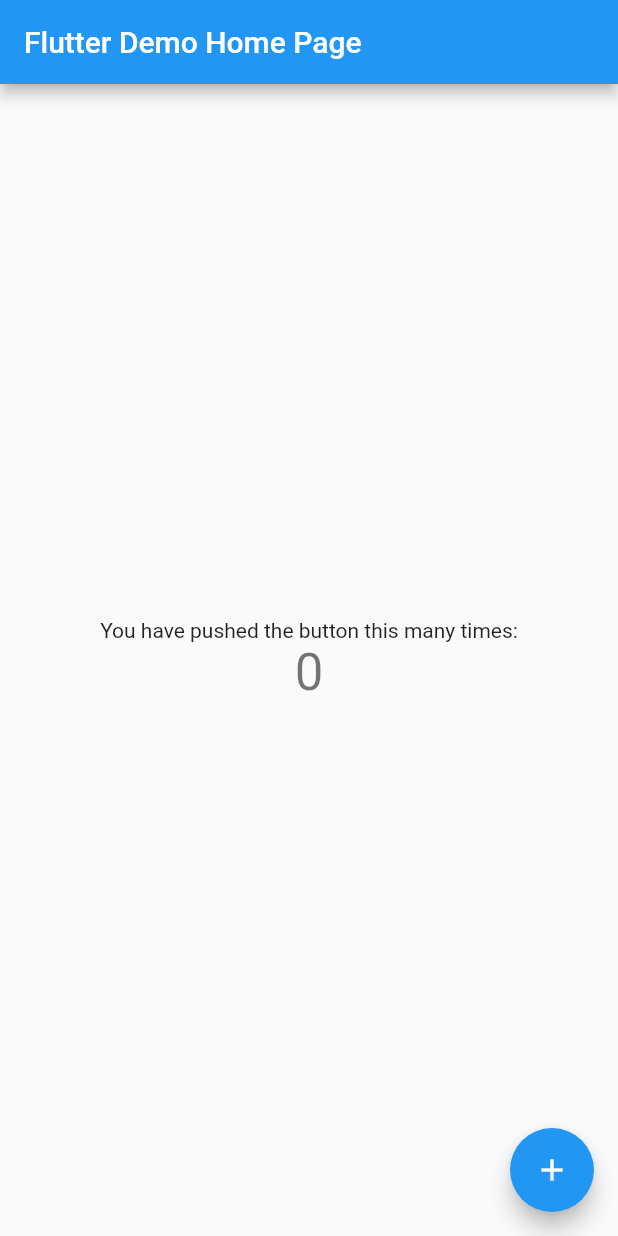
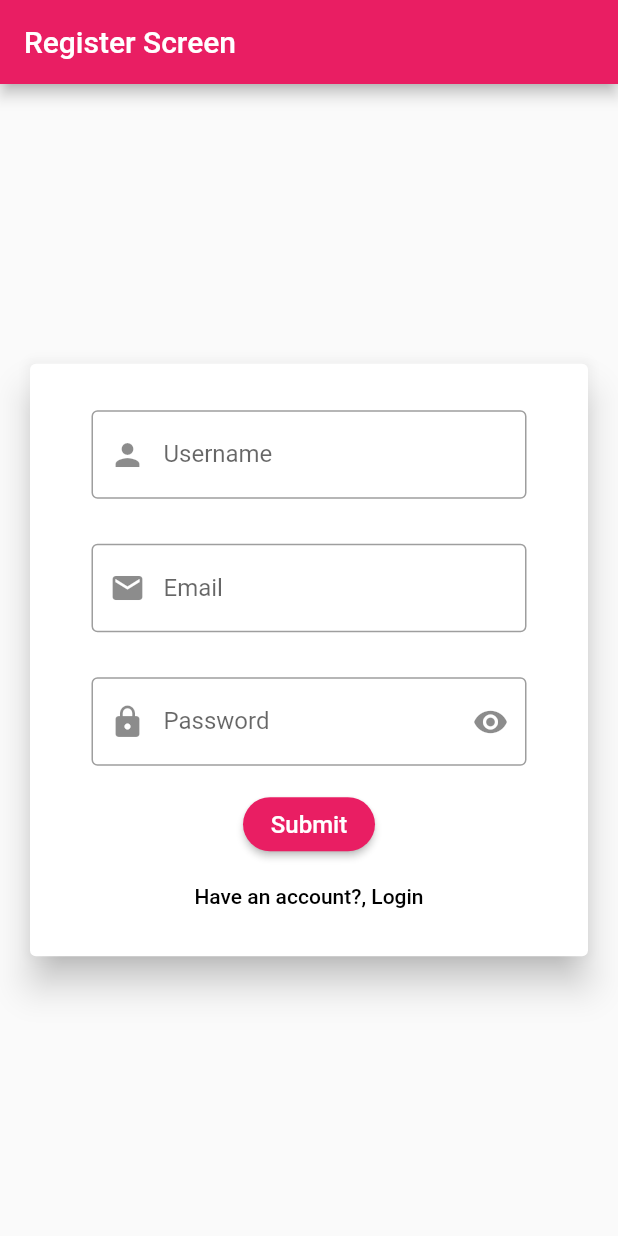
Before and after one commit to imrishuroy/Flutter-Authentication, a Flutter app: the screen it shows after launch, on a phone screen of 412 x 824 dp. Run offline on Flutter 3.47's test engine with Material 2 defaults, Android fonts, the phone set to English and light mode, and no system bars; our stand-ins replace cloud_firestore, firebase_auth, firebase_core; accounts and stored records are empty.

Commit message:
Added Login And Register Activity

```diff
--- /dev/null
+++ b/lib/home_screen.dart
@@ -0,0 +1,41 @@
+import 'package:firebase_auth/firebase_auth.dart';
+import 'package:firebase_core/firebase_core.dart';
+import 'package:flutter/material.dart';
+import 'package:register_login_flutter_app/register_screen.dart';
+import 'package:register_login_flutter_app/success_screen.dart';
+
+class HomeScreen extends StatefulWidget {
+  @override
+  _HomeScreenState createState() => _HomeScreenState();
+}
+
+class _HomeScreenState extends State<HomeScreen> {
+  // void initialiseFirebase() async {
+  //   try {
+  //     await Firebase.initializeApp();
+  //   } catch (error) {
+  //     print(error);
+  //     setState(() {});
+  //   }
+  // }
+
+  // @override
+  // void initState() {
+  //   super.initState();
+  //   initialiseFirebase();
+  // }
+
+  @override
+  Widget build(BuildContext context) {
+    return StreamBuilder(
+      stream: FirebaseAuth.instance.authStateChanges(),
+      builder: (ctx, snapshot) {
+        if (snapshot.hasData) {
+          return SuccusScreen();
+        } else {
+          return RegisterScreen();
+        }
+      },
+    );
+  }
+}
--- a/lib/main.dart
+++ b/lib/main.dart
@@ -1,117 +1,66 @@
+import 'package:firebase_core/firebase_core.dart';
 import 'package:flutter/material.dart';
+import 'package:register_login_flutter_app/home_screen.dart';
+import 'package:register_login_flutter_app/login_screen.dart';
+import 'package:register_login_flutter_app/register_screen.dart';
+import 'package:register_login_flutter_app/success_screen.dart';
+import 'package:firebase_auth/firebase_auth.dart';
 
-void main() {
+void main() async {
+  WidgetsFlutterBinding.ensureInitialized();
+  await Firebase.initializeApp();
   runApp(MyApp());
 }
 
-class MyApp extends StatelessWidget {
+class MyApp extends StatefulWidget {
   // This widget is the root of your application.
+  @override
+  _MyAppState createState() => _MyAppState();
+}
+
+class _MyAppState extends State<MyApp> {
+  // void initialiseFirebase() async {
+  //   try {
+  //     await Firebase.initializeApp();
+  //   } catch (error) {
+  //     print(error);
+  //     setState(() {});
+  //   }
+  // }
+
+  // @override
+  // void initState() {
+  //   initialiseFirebase();
+  //   super.initState();
+  // }
+
   @override
   Widget build(BuildContext context) {
     return MaterialApp(
+      debugShowCheckedModeBanner: false,
       title: 'Flutter Demo',
       theme: ThemeData(
-        // This is the theme of your application.
-        //
-        // Try running your application with "flutter run". You'll see the
-        // application has a blue toolbar. Then, without quitting the app, try
-        // changing the primarySwatch below to Colors.green and then invoke
-        // "hot reload" (press "r" in the console where you ran "flutter run",
-        // or simply save your changes to "hot reload" in a Flutter IDE).
-        // Notice that the counter didn't reset back to zero; the application
-        // is not restarted.
-        primarySwatch: Colors.blue,
-        // This makes the visual density adapt to the platform that you run
-        // the app on. For desktop platforms, the controls will be smaller and
-        // closer together (more dense) than on mobile platforms.
+        primarySwatch: Colors.pink,
+        backgroundColor: Colors.pink,
+        accentColor: Colors.purple,
+        accentColorBrightness: Brightness.dark,
+        buttonTheme: ButtonTheme.of(context).copyWith(
+            buttonColor: Colors.pink,
+            textTheme: ButtonTextTheme.primary,
+            shape: RoundedRectangleBorder(
+              borderRadius: BorderRadius.circular(20),
+            )),
         visualDensity: VisualDensity.adaptivePlatformDensity,
       ),
-      home: MyHomePage(title: 'Flutter Demo Home Page'),
+      home: HomeScreen(),
+
+      // StreamBuilder(stream: FirebaseAuth.instance.authStateChanges().listen((event) {
+
+      // }),),
+      routes: {
+        LoginScreen.routeName: (ctx) => LoginScreen(),
+        SuccusScreen.routeName: (ctx) => SuccusScreen(),
+      },
     );
   }
 }
-
-class MyHomePage extends StatefulWidget {
-  MyHomePage({Key key, this.title}) : super(key: key);
-
-  // This widget is the home page of your application. It is stateful, meaning
-  // that it has a State object (defined below) that contains fields that affect
-  // how it looks.
-
-  // This class is the configuration for the state. It holds the values (in this
-  // case the title) provided by the parent (in this case the App widget) and
-  // used by the build method of the State. Fields in a Widget subclass are
-  // always marked "final".
-
-  final String title;
-
-  @override
-  _MyHomePageState createState() => _MyHomePageState();
-}
-
-class _MyHomePageState extends State<MyHomePage> {
-  int _counter = 0;
-
-  void _incrementCounter() {
-    setState(() {
-      // This call to setState tells the Flutter framework that something has
-      // changed in this State, which causes it to rerun the build method below
-      // so that the display can reflect the updated values. If we changed
-      // _counter without calling setState(), then the build method would not be
-      // called again, and so nothing would appear to happen.
-      _counter++;
-    });
-  }
-
-  @override
-  Widget build(BuildContext context) {
-    // This method is rerun every time setState is called, for instance as done
-    // by the _incrementCounter method above.
-    //
-    // The Flutter framework has been optimized to make rerunning build methods
-    // fast, so that you can just rebuild anything that needs updating rather
-    // than having to individually change instances of widgets.
-    return Scaffold(
-      appBar: AppBar(
-        // Here we take the value from the MyHomePage object that was created by
-        // the App.build method, and use it to set our appbar title.
-        title: Text(widget.title),
-      ),
-      body: Center(
-        // Center is a layout widget. It takes a single child and positions it
-        // in the middle of the parent.
-        child: Column(
-          // Column is also a layout widget. It takes a list of children and
-          // arranges them vertically. By default, it sizes itself to fit its
-          // children horizontally, and tries to be as tall as its parent.
-          //
-          // Invoke "debug painting" (press "p" in the console, choose the
-          // "Toggle Debug Paint" action from the Flutter Inspector in Android
-          // Studio, or the "Toggle Debug Paint" command in Visual Studio Code)
-          // to see the wireframe for each widget.
-          //
-          // Column has various properties to control how it sizes itself and
-          // how it positions its children. Here we use mainAxisAlignment to
-          // center the children vertically; the main axis here is the vertical
-          // axis because Columns are vertical (the cross axis would be
-          // horizontal).
-          mainAxisAlignment: MainAxisAlignment.center,
-          children: <Widget>[
-            Text(
-              'You have pushed the button this many times:',
-            ),
-            Text(
-              '$_counter',
-              style: Theme.of(context).textTheme.headline4,
-            ),
-          ],
-        ),
-      ),
-      floatingActionButton: FloatingActionButton(
-        onPressed: _incrementCounter,
-        tooltip: 'Increment',
-        child: Icon(Icons.add),
-      ), // This trailing comma makes auto-formatting nicer for build methods.
-    );
-  }
-}
--- /dev/null
+++ b/lib/register_screen.dart
@@ -0,0 +1,266 @@
+import 'package:flutter/material.dart';
+import 'package:firebase_auth/firebase_auth.dart';
+import 'package:firebase_core/firebase_core.dart';
+import 'package:register_login_flutter_app/login_screen.dart';
+import 'package:register_login_flutter_app/success_screen.dart';
+import 'dart:io';
+import 'package:cloud_firestore/cloud_firestore.dart';
+
+class RegisterScreen extends StatefulWidget {
+  @override
+  _RegisterScreenState createState() => _RegisterScreenState();
+}
+
+class _RegisterScreenState extends State<RegisterScreen> {
+  final _formKey = GlobalKey<FormState>();
+  final _scaffoldKey = GlobalKey<ScaffoldState>();
+
+  TextEditingController _emailController = TextEditingController();
+  TextEditingController _passwordController = TextEditingController();
+  String _username;
+  String _email;
+  String _password;
+
+  bool _hidePassword = true;
+  bool _isLoading = false;
+
+  // void initialiseFirebase() async {
+  //   try {
+  //     await Firebase.initializeApp();
+  //   } catch (error) {
+  //     print(error);
+  //     setState(() {});
+  //   }
+  // }
+
+  // @override
+  // void initState() {
+  //   initialiseFirebase();
+  //   super.initState();
+  // }
+
+  void _registerUser(BuildContext ctx) async {
+    final form = _formKey.currentState;
+    FocusScope.of(context).unfocus();
+    if (form.validate()) {
+      form.save();
+      // print(_emailController.text);
+      // print(_passwordController.text);
+      try {
+        setState(() {
+          _isLoading = true;
+        });
+        UserCredential userCredential =
+            await FirebaseAuth.instance.createUserWithEmailAndPassword(
+          email: _email.trim(),
+          password: _password.trim(),
+        );
+        print(userCredential);
+        if (userCredential != null) {
+          // Navigator.pushReplacementNamed(context, SuccusScreen.routeName);
+          Navigator.pushNamed(context, SuccusScreen.routeName);
+        }
+        //storing extra user data
+        await FirebaseFirestore.instance
+            .collection('users')
+            .doc(userCredential.user.uid)
+            .set({
+          'username': _username,
+          'email': _email,
+        });
+      } on FirebaseAuthException catch (error) {
+        setState(() {
+          _isLoading = false;
+        });
+        if (error.code == 'weak-password') {
+          print('The password provided is too weak.');
+          // Scaffold.of(context).showSnackBar(
+          //   SnackBar(
+          //     content: Text(error.message),
+          //     backgroundColor: Theme.of(context).errorColor,
+          //   ),
+          // );
+          _scaffoldKey.currentState
+              .showSnackBar(SnackBar(content: Text(error.message)));
+        } else if (error.code == 'email-already-in-use') {
+          print('The account already exists for that email.');
+          // Scaffold.of(context).showSnackBar(
+          //   SnackBar(
+          //     content: Text(error.message),
+          //     backgroundColor: Theme.of(context).errorColor,
+          //   ),
+          // );
+          _scaffoldKey.currentState.showSnackBar(
+            SnackBar(
+              content: Text(
+                error.message,
+                textAlign: TextAlign.center,
+              ),
+              backgroundColor: Theme.of(ctx).errorColor,
+            ),
+          );
+        }
+      } on SocketException catch (_) {
+        setState(() {
+          _isLoading = false;
+        });
+        _scaffoldKey.currentState.showSnackBar(
+          SnackBar(
+            content: Text(
+              'Please check your internet connectivity',
+              textAlign: TextAlign.center,
+            ),
+            backgroundColor: Theme.of(ctx).errorColor,
+          ),
+        );
+      } catch (error) {
+        setState(() {
+          _isLoading = false;
+        });
+        print('Register Error : $error');
+        _scaffoldKey.currentState.showSnackBar(
+          SnackBar(
+            content: Text(
+              'An unexpected error occured',
+              textAlign: TextAlign.center,
+            ),
+            backgroundColor: Theme.of(ctx).errorColor,
+          ),
+        );
+      }
+    }
+  }
+
+  @override
+  Widget build(BuildContext context) {
+    return Scaffold(
+      key: _scaffoldKey,
+      appBar: AppBar(
+        title: Text('Register Screen'),
+      ),
+      body: Center(
+        child: Card(
+          margin: EdgeInsets.all(20.0),
+          elevation: 10.0,
+          //   color: Colors.yellow,
+          child: SingleChildScrollView(
+            child: Padding(
+              padding: const EdgeInsets.all(16.0),
+              child: Form(
+                key: _formKey,
+                child: Column(
+                  mainAxisSize: MainAxisSize.min,
+                  mainAxisAlignment: MainAxisAlignment.center,
+                  children: [
+                    Padding(
+                      padding: const EdgeInsets.symmetric(
+                        horizontal: 25.0,
+                        vertical: 15.0,
+                      ),
+                      child: TextFormField(
+                        key: ValueKey('username'),
+                        onSaved: (value) => _username = value,
+                        keyboardType: TextInputType.name,
+                        // controller: _emailController,
+                        validator: (value) =>
+                            !(value.length >= 4) ? 'Invalid Input' : null,
+                        decoration: InputDecoration(
+                          //icon: Icon(Icons.mail),
+                          prefixIcon: Icon(Icons.person),
+                          labelText: 'Username',
+                          hintText: 'Enter your username',
+                          border: OutlineInputBorder(),
+                        ),
+                      ),
+                    ),
+                    Padding(
+                      padding: const EdgeInsets.symmetric(
+                        horizontal: 25.0,
+                        vertical: 15.0,
+                      ),
+                      child: TextFormField(
+                        key: ValueKey('email'),
+                        onSaved: (value) => _email = value,
+                        keyboardType: TextInputType.emailAddress,
+                        controller: _emailController,
+                        validator: (value) =>
+                            !(value.contains('@')) ? 'Invalid Input' : null,
+                        decoration: InputDecoration(
+                          //icon: Icon(Icons.mail),
+                          prefixIcon: Icon(Icons.mail),
+                          labelText: 'Email',
+                          hintText: 'Enter your email',
+                          border: OutlineInputBorder(),
+                        ),
+                      ),
+                    ),
+                    Padding(
+                      padding: const EdgeInsets.symmetric(
+                        horizontal: 25.0,
+                        vertical: 15.0,
+                      ),
+                      child: TextFormField(
+                        key: ValueKey('password'),
+                        onSaved: (value) => _password = value,
+                        obscureText: _hidePassword,
+                        controller: _passwordController,
+                        validator: (value) =>
+                            value.length < 6 ? 'Password too short' : null,
+                        decoration: InputDecoration(
+                          // icon: Icon(Icons.lock),
+                          prefixIcon: Icon(Icons.lock),
+                          suffixIcon: IconButton(
+                            icon: Icon(
+                              _hidePassword
+                                  ? Icons.visibility
+                                  : Icons.visibility_off,
+                            ),
+                            onPressed: () {
+                              setState(() {
+                                _hidePassword = !_hidePassword;
+                              });
+                            },
+                          ),
+                          labelText: 'Password',
+                          hintText: 'Enter your password',
+                          border: OutlineInputBorder(),
+                        ),
+                      ),
+                    ),
+                    if (_isLoading) CircularProgressIndicator(),
+                    if (!_isLoading)
+                      RaisedButton(
+                        onPressed: () {
+                          _registerUser(context);
+                        },
+                        child: Text(
+                          'Submit',
+                          style: TextStyle(
+                            color: Colors.white,
+                            fontSize: 16.0,
+                          ),
+                        ),
+                      ),
+                    if (!_isLoading)
+                      FlatButton(
+                        onPressed: () {
+                          Navigator.pushNamed(context, LoginScreen.routeName);
+                        },
+                        child: Text('Have an account?, Login'),
+                      )
+                  ],
+                ),
+              ),
+            ),
+          ),
+        ),
+      ),
+    );
+  }
+}
+
+// E/flutter (30026): There are several ways to avoid this problem. The simplest is to use a Builder to get a context that is "under" the Scaffold. For an example of this, please see the documentation for Scaffold.of():
+// E/flutter (30026):   https://api.flutter.dev/flutter/material/Scaffold/of.html
+// E/flutter (30026): A more efficient solution is to split your build function into several widgets. This introduces a new context from which you can obtain the Scaffold. In this solution, you would have an outer widget that creates the Scaffold populated by instances of your new inner widgets, and then in these inner widgets you would use Scaffold.of().
+// E/flutter (30026): A less elegant but more expedient solution is assign a GlobalKey to the Scaffold, then use the key.currentState property to obtain the ScaffoldState rather than using the Scaffold.of() function.
+// E/flutter (30026): The context used was:
--- a/pubspec.yaml
+++ b/pubspec.yaml
@@ -23,6 +23,7 @@ environment:
 dependencies:
   flutter:
     sdk: flutter
+  cloud_firestore: ^0.14.4
   cupertino_icons: ^1.0.0
   firebase_auth: ^0.18.4+1
   firebase_core: ^0.5.3
```
Also changed, not shown: lib/login_screen.dart (added, +113 -0 lines), lib/success_screen.dart (added, +66 -0 lines), pubspec.lock, 1 other file.
